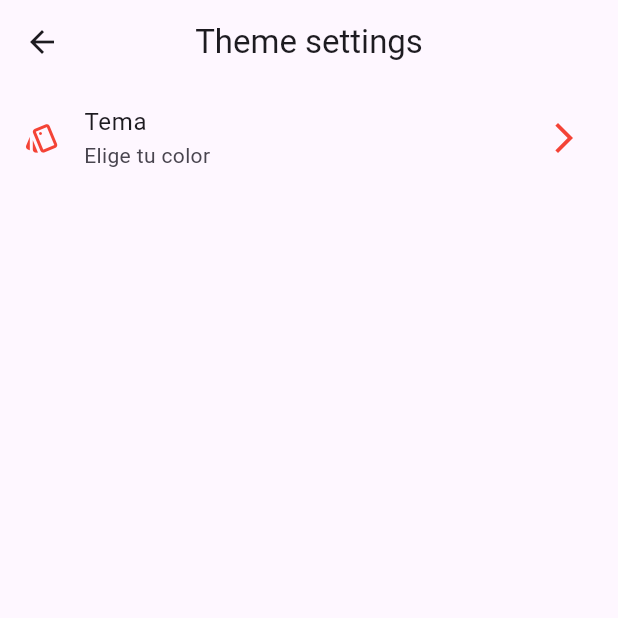
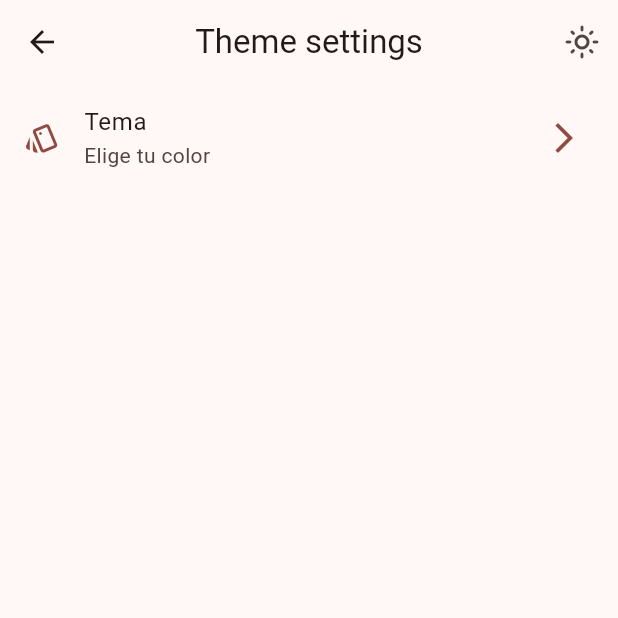
Before and after one commit to Amzsergio/debatix_theme, a Flutter app: the screen it shows after launch, after a tap on "Settings", on a phone screen of 412 x 824 dp, the top half of it. Run offline on Flutter 3.47's test engine with Material 3 defaults, Android fonts, the light colour scheme and no system bars; our stand-ins replace flutter_riverpod, go_router.

Commit message:
dark mode

```diff
--- /dev/null
+++ b/lib/config/theme/app_theme.dart
@@ -0,0 +1,29 @@
+import 'package:flutter/material.dart';
+
+final List<Color> themeColors = [
+  Colors.red,
+  Colors.green,
+  Colors.yellow,
+  Colors.purple,
+];
+
+class AppTheme {
+  final bool isDarkmode;
+  final int selectedColor;
+
+  AppTheme({
+    required this.isDarkmode,
+    required this.selectedColor,
+  })  : assert(selectedColor >= 0, 'selected color must be greater then 0'),
+        assert(themeColors.length > selectedColor,
+            'selected color must be either equal or smaller than ${themeColors.length - 1}');
+
+  ThemeData getTheme() => ThemeData(
+        useMaterial3: true,
+        colorSchemeSeed: themeColors[selectedColor],
+        appBarTheme: const AppBarTheme(
+          centerTitle: true,
+        ),
+        brightness: isDarkmode ? Brightness.dark : Brightness.light,
+      );
+}
--- a/lib/main.dart
+++ b/lib/main.dart
@@ -1,23 +1,27 @@
 import 'package:debatix/config/router/router.dart';
+import 'package:debatix/config/theme/app_theme.dart';
+import 'package:debatix/presentation/providers/theme_providers.dart';
 import 'package:flutter/material.dart';
+import 'package:flutter_riverpod/flutter_riverpod.dart';
 
 void main() {
-  runApp(const MainApp());
+  runApp(const ProviderScope(
+    child: MainApp(),
+  ));
 }
 
-class MainApp extends StatelessWidget {
+class MainApp extends ConsumerWidget {
   const MainApp({super.key});
 
   @override
-  Widget build(BuildContext context) {
+  Widget build(BuildContext context, WidgetRef ref) {
+    final isDarkmode = ref.watch(isDarkmodeProvider);
+    final selectedColor = ref.watch(selectedColorProvider);
     return MaterialApp.router(
       debugShowCheckedModeBanner: false,
       routerConfig: appRouter,
-      theme: ThemeData(
-        appBarTheme: const AppBarTheme(
-          centerTitle: true,
-        ),
-      ),
+      theme: AppTheme(isDarkmode: isDarkmode, selectedColor: selectedColor)
+          .getTheme(),
     );
   }
 }
--- /dev/null
+++ b/lib/presentation/providers/theme_providers.dart
@@ -0,0 +1,5 @@
+import 'package:flutter_riverpod/flutter_riverpod.dart';
+
+final StateProvider<bool> isDarkmodeProvider = StateProvider((ref) => false);
+
+final StateProvider<int> selectedColorProvider = StateProvider((ref) => 0);
--- a/lib/presentation/screens/theme/theme_settings_screen.dart
+++ b/lib/presentation/screens/theme/theme_settings_screen.dart
@@ -1,17 +1,30 @@
 import 'package:debatix/config/menu/menu.dart';
 import 'package:debatix/config/menu/theme/theme_menu.dart';
+import 'package:debatix/presentation/providers/theme_providers.dart';
 import 'package:debatix/presentation/widgets/custom_menu_tile.dart';
 import 'package:flutter/material.dart';
+import 'package:flutter_riverpod/flutter_riverpod.dart';
 
-class ThemeSettingsScreen extends StatelessWidget {
+class ThemeSettingsScreen extends ConsumerWidget {
   static const name = 'theme-settings';
   const ThemeSettingsScreen({super.key});
 
   @override
-  Widget build(BuildContext context) {
+  Widget build(BuildContext context, WidgetRef ref) {
+    final isDarkmode = ref.watch(isDarkmodeProvider);
     return Scaffold(
       appBar: AppBar(
         title: const Text('Theme settings'),
+        actions: [
+          IconButton(
+            onPressed: () {
+              ref.read(isDarkmodeProvider.notifier).update((state) => !state);
+            },
+            icon: Icon(
+              isDarkmode ? Icons.dark_mode_rounded : Icons.light_mode_outlined,
+            ),
+          )
+        ],
       ),
       body: const _ThemeSettingsView(),
     );
--- a/lib/presentation/widgets/custom_menu_tile.dart
+++ b/lib/presentation/widgets/custom_menu_tile.dart
@@ -11,16 +11,17 @@ class CustomMenuTile extends StatelessWidget {
 
   @override
   Widget build(BuildContext context) {
+    final color = Theme.of(context).colorScheme;
     return ListTile(
       title: Text(menuItem.title),
       subtitle: Text(menuItem.subTitle),
       leading: Icon(
         menuItem.icon,
-        color: Colors.red,
+        color: color.primary,
       ),
-      trailing: const Icon(
+      trailing: Icon(
         Icons.arrow_forward_ios,
-        color: Colors.red,
+        color: color.primary,
       ),
       onTap: () {
         context.push(menuItem.link);
--- a/pubspec.yaml
+++ b/pubspec.yaml
@@ -9,6 +9,7 @@ environment:
 dependencies:
   flutter:
     sdk: flutter
+  flutter_riverpod: ^2.5.1
   go_router: ^14.2.7
 
 dev_dependencies:
```
Also changed, not shown: lib/presentation/screens/theme/color_settings_screen.dart (+43 -4 lines), pubspec.lock.
